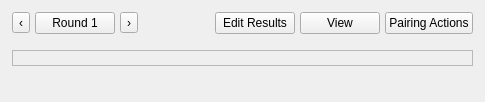
gambit-devs/gambit-pairing, file src/gambitpairing/ui/tournament_view.ui: the form before one commit.
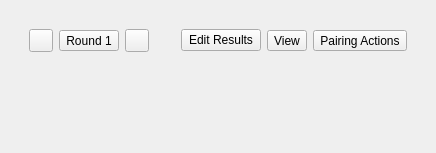
The form after the commit.

The edit to the form file:
```diff
--- a/src/gambitpairing/ui/tournament_view.ui
+++ b/src/gambitpairing/ui/tournament_view.ui
@@ -6,41 +6,11 @@
    <string>Tournament</string>
   </property>
   <layout class="QVBoxLayout" name="main_layout">
-   <property name="spacing">
-    <number>12</number>
-   </property>
-   <property name="leftMargin">
-    <number>12</number>
-   </property>
-   <property name="topMargin">
-    <number>12</number>
-   </property>
-   <property name="rightMargin">
-    <number>12</number>
-   </property>
-   <property name="bottomMargin">
-    <number>12</number>
-   </property>
    <item>
     <widget class="QWidget" name="header_container">
      <layout class="QVBoxLayout" name="header_layout">
-      <property name="leftMargin">
-       <number>0</number>
-      </property>
-      <property name="topMargin">
-       <number>0</number>
-      </property>
-      <property name="rightMargin">
-       <number>0</number>
-      </property>
-      <property name="bottomMargin">
-       <number>0</number>
-      </property>
       <item>
        <widget class="QWidget" name="round_navigation">
-        <property name="class" stdset="0">
-         <string>RoundNavigation</string>
-        </property>
         <property name="sizePolicy">
          <sizepolicy hsizetype="Expanding" vsizetype="Maximum">
           <horstretch>0</horstretch>
@@ -48,28 +18,10 @@
          </sizepolicy>
         </property>
         <layout class="QHBoxLayout" name="round_navigation_layout">
-         <property name="spacing">
-          <number>5</number>
-         </property>
-         <property name="leftMargin">
-          <number>0</number>
-         </property>
-         <property name="topMargin">
-          <number>0</number>
-         </property>
-         <property name="rightMargin">
-          <number>0</number>
-         </property>
-         <property name="bottomMargin">
-          <number>4</number>
-         </property>
          <item>
          <widget class="QToolButton" name="btn_previous_round">
-           <property name="class" stdset="0">
-            <string>ToolbarAction</string>
-           </property>
            <property name="text">
-            <string>‹</string>
+            <string/>
            </property>
            <property name="toolTip">
             <string>Previous round</string>
@@ -77,10 +29,7 @@
           </widget>
          </item>
          <item>
-          <widget class="QPushButton" name="round_selector">
-           <property name="class" stdset="0">
-            <string>ToolbarAction</string>
-           </property>
+          <widget class="QToolButton" name="round_selector">
            <property name="text">
             <string>Round 1</string>
            </property>
@@ -88,38 +37,16 @@
          </item>
          <item>
          <widget class="QToolButton" name="btn_next_round">
-           <property name="class" stdset="0">
-            <string>ToolbarAction</string>
-           </property>
            <property name="text">
-            <string>›</string>
+            <string/>
            </property>
            <property name="toolTip">
             <string>Next round</string>
            </property>
           </widget>
          </item>
-         <item>
-          <spacer name="round_status_spacing">
-           <property name="orientation">
-            <enum>Qt::Horizontal</enum>
-           </property>
-           <property name="sizeType">
-            <enum>QSizePolicy::Fixed</enum>
-           </property>
-           <property name="sizeHint" stdset="0">
-            <size>
-             <width>8</width>
-             <height>20</height>
-            </size>
-           </property>
-          </spacer>
-         </item>
          <item>
           <widget class="QLabel" name="lbl_round_status">
-           <property name="class" stdset="0">
-            <string>RoundStatus</string>
-           </property>
            <property name="text">
             <string/>
            </property>
@@ -127,32 +54,13 @@
          </item>
          <item>
           <widget class="QLabel" name="lbl_round_summary">
-           <property name="class" stdset="0">
-            <string>RoundSummary</string>
-           </property>
            <property name="text">
             <string/>
            </property>
           </widget>
          </item>
-         <item>
-          <spacer name="round_actions_spacing">
-           <property name="orientation">
-            <enum>Qt::Horizontal</enum>
-           </property>
-           <property name="sizeHint" stdset="0">
-            <size>
-             <width>40</width>
-             <height>20</height>
-            </size>
-           </property>
-          </spacer>
-         </item>
          <item>
           <widget class="QPushButton" name="btn_edit_results">
-           <property name="class" stdset="0">
-            <string>ToolbarAction</string>
-           </property>
            <property name="text">
             <string>Edit Results</string>
            </property>
@@ -162,10 +70,7 @@
           </widget>
          </item>
          <item>
-          <widget class="QPushButton" name="btn_view">
-           <property name="class" stdset="0">
-            <string>ToolbarAction</string>
-           </property>
+          <widget class="QToolButton" name="btn_view">
            <property name="text">
             <string>View</string>
            </property>
@@ -175,10 +80,7 @@
           </widget>
          </item>
          <item>
-          <widget class="QPushButton" name="btn_pairing_actions">
-           <property name="class" stdset="0">
-            <string>ToolbarAction</string>
-           </property>
+          <widget class="QToolButton" name="btn_pairing_actions">
            <property name="text">
             <string>Pairing Actions</string>
            </property>
@@ -194,39 +96,8 @@
     </widget>
    </item>
    <item>
-    <widget class="QFrame" name="round_card">
-     <property name="frameShape">
-      <enum>QFrame::StyledPanel</enum>
-     </property>
+    <widget class="QWidget" name="round_card">
      <layout class="QVBoxLayout" name="round_card_layout">
-      <property name="spacing">
-       <number>0</number>
-      </property>
-      <property name="leftMargin">
-       <number>0</number>
-      </property>
-      <property name="topMargin">
-       <number>0</number>
-      </property>
-      <property name="rightMargin">
-       <number>0</number>
-      </property>
-      <property name="bottomMargin">
-       <number>0</number>
-      </property>
-      <item>
-       <widget class="QLabel" name="lbl_status_instruction">
-        <property name="text">
-         <string/>
-        </property>
-        <property name="wordWrap">
-         <bool>true</bool>
-        </property>
-        <property name="alignment">
-         <set>Qt::AlignCenter</set>
-        </property>
-       </widget>
-      </item>
       <item>
        <layout class="QVBoxLayout" name="pairings_layout"/>
       </item>
@@ -238,38 +109,12 @@
    </item>
    <item>
     <widget class="QWidget" name="pre_tournament_container">
-     <layout class="QVBoxLayout" name="pre_tournament_layout">
-      <property name="leftMargin">
-       <number>0</number>
-      </property>
-      <property name="topMargin">
-       <number>0</number>
-      </property>
-      <property name="rightMargin">
-       <number>0</number>
-      </property>
-      <property name="bottomMargin">
-       <number>0</number>
-      </property>
-     </layout>
+     <layout class="QVBoxLayout" name="pre_tournament_layout"/>
     </widget>
    </item>
    <item>
     <widget class="QWidget" name="placeholder_container">
-     <layout class="QVBoxLayout" name="placeholder_layout">
-      <property name="leftMargin">
-       <number>0</number>
-      </property>
-      <property name="topMargin">
-       <number>0</number>
-      </property>
-      <property name="rightMargin">
-       <number>0</number>
-      </property>
-      <property name="bottomMargin">
-       <number>0</number>
-      </property>
-     </layout>
+     <layout class="QVBoxLayout" name="placeholder_layout"/>
     </widget>
    </item>
   </layout>
```
